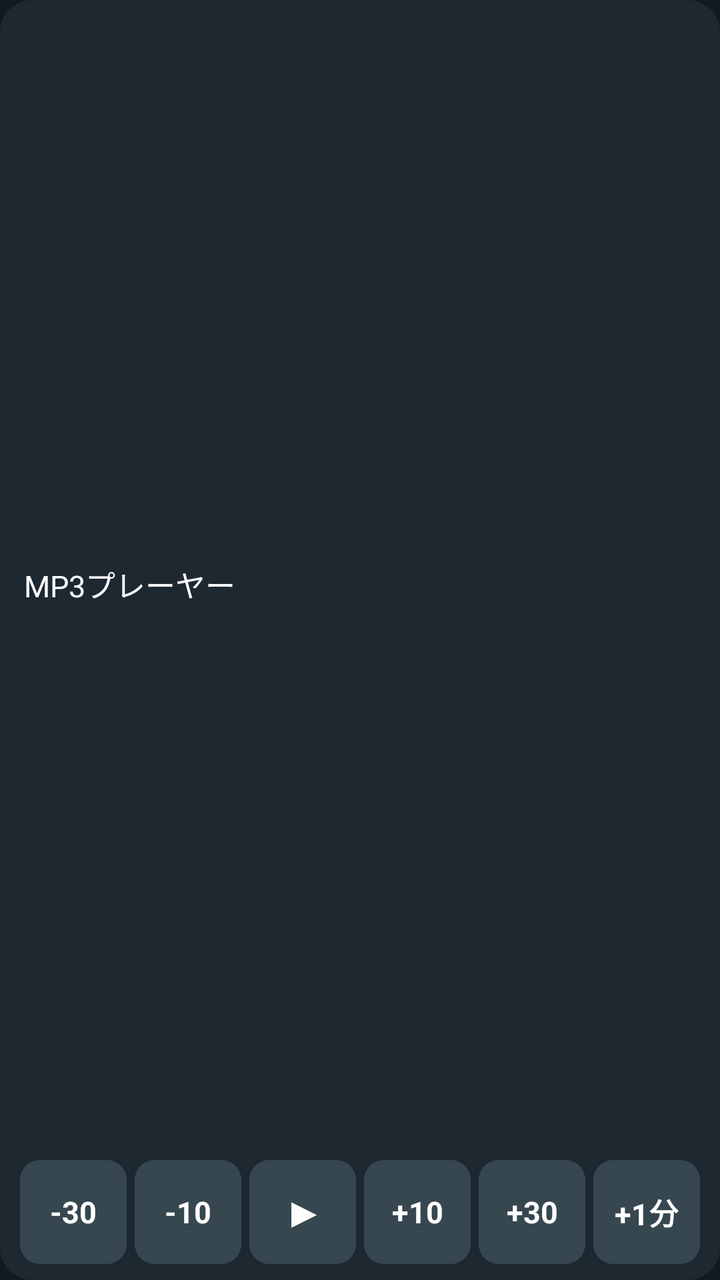
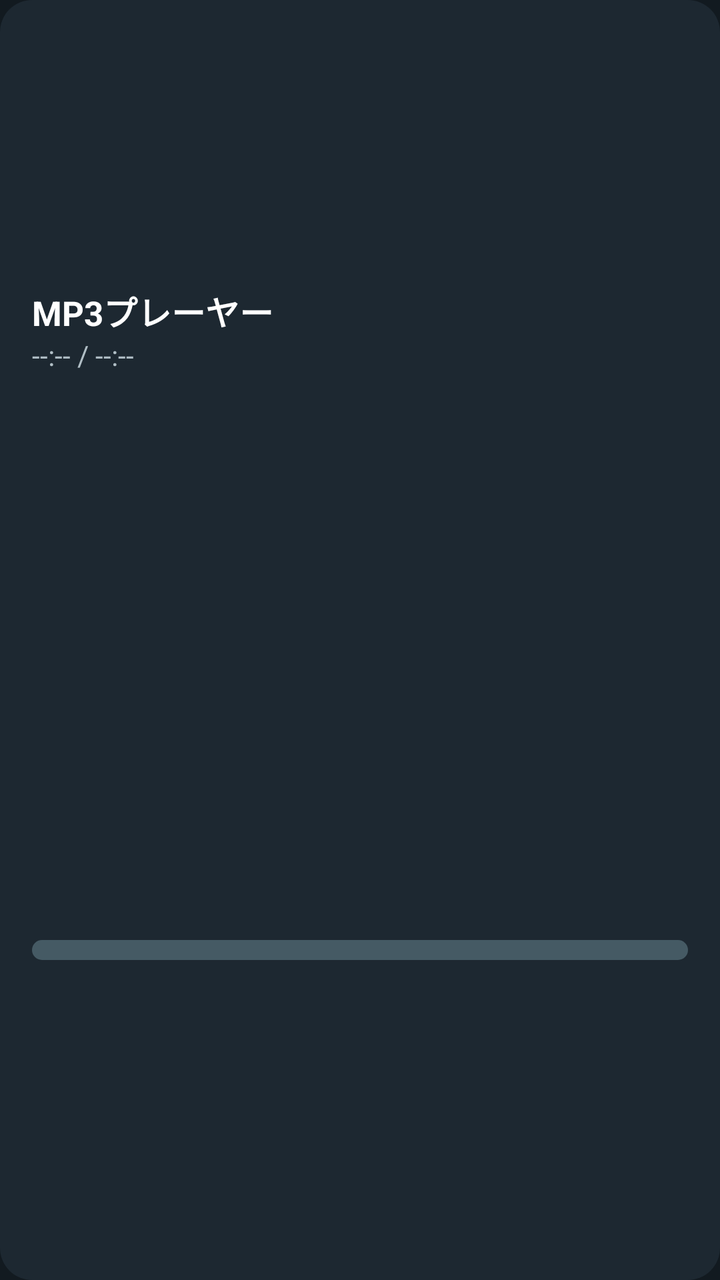

Two renders of the same Android screen: before a commit and after it. Below are the layout's source before the change and the commit's diff.
<!-- AndroidManifest.xml: application theme AppTheme -->
<!-- res/layout/widget_player.xml -->
<?xml version="1.0" encoding="utf-8"?>
<LinearLayout xmlns:android="http://schemas.android.com/apk/res/android"
    android:layout_width="match_parent"
    android:layout_height="match_parent"
    android:background="@drawable/widget_bg"
    android:orientation="vertical"
    android:padding="8dp">

    <TextView
        android:id="@+id/widget_title"
        android:layout_width="match_parent"
        android:layout_height="0dp"
        android:layout_weight="1"
        android:ellipsize="end"
        android:gravity="center_vertical"
        android:maxLines="2"
        android:paddingStart="4dp"
        android:paddingEnd="4dp"
        android:text="MP3プレーヤー"
        android:textColor="#FFFFFF"
        android:textSize="15sp" />

    <LinearLayout
        android:layout_width="match_parent"
        android:layout_height="52dp"
        android:layout_marginTop="4dp"
        android:orientation="horizontal">

        <TextView android:id="@+id/w_back30" style="@style/WidgetButton" android:text="-30" />
        <TextView android:id="@+id/w_back10" style="@style/WidgetButton" android:text="-10" />
        <TextView android:id="@+id/w_play" style="@style/WidgetButton" android:text="▶" android:textSize="20sp" />
        <TextView android:id="@+id/w_fwd10" style="@style/WidgetButton" android:text="+10" />
        <TextView android:id="@+id/w_fwd30" style="@style/WidgetButton" android:text="+30" />
        <TextView android:id="@+id/w_fwd60" style="@style/WidgetButton" android:text="+1分" />
    </LinearLayout>
</LinearLayout>
<!-- resources referenced by this layout -->
<resources>
  <!-- drawable widget_bg (drawable) -->
  <?xml version="1.0" encoding="utf-8"?>
  <shape xmlns:android="http://schemas.android.com/apk/res/android" android:shape="rectangle">
      <solid android:color="#E61E2A33" />
      <corners android:radius="16dp" />
  </shape>
  <style name="WidgetButton">
          <item name="android:layout_width">0dp</item>
          <item name="android:layout_height">match_parent</item>
          <item name="android:layout_weight">1</item>
          <item name="android:layout_marginStart">2dp</item>
          <item name="android:layout_marginEnd">2dp</item>
          <item name="android:background">@drawable/widget_btn</item>
          <item name="android:gravity">center</item>
          <item name="android:textColor">#FFFFFF</item>
          <item name="android:textSize">15sp</item>
          <item name="android:textStyle">bold</item>
      </style>
  <style name="AppTheme" parent="@android:style/Theme.Material.NoActionBar">
          <item name="android:colorAccent">#4FC3F7</item>
          <item name="android:colorPrimary">#1E2A33</item>
          <item name="android:colorPrimaryDark">#121A20</item>
          <item name="android:windowBackground">@color/bg</item>
      </style>
  <!-- drawable widget_btn (drawable) -->
  <?xml version="1.0" encoding="utf-8"?>
  <shape xmlns:android="http://schemas.android.com/apk/res/android" android:shape="rectangle">
      <solid android:color="#FF37474F" />
      <corners android:radius="10dp" />
  </shape>
  <color name="bg">#121A20</color>
</resources>

<!-- the commit's change to res/layout/widget_player.xml (unified diff, before → after) -->
@@ -4,33 +4,82 @@
     android:layout_height="match_parent"
     android:background="@drawable/widget_bg"
     android:orientation="vertical"
-    android:padding="8dp">
+    android:padding="10dp">
 
-    <TextView
-        android:id="@+id/widget_title"
+    
+    <LinearLayout
+        android:id="@+id/widget_top"
         android:layout_width="match_parent"
         android:layout_height="0dp"
         android:layout_weight="1"
-        android:ellipsize="end"
         android:gravity="center_vertical"
-        android:maxLines="2"
-        android:paddingStart="4dp"
-        android:paddingEnd="4dp"
-        android:text="MP3プレーヤー"
-        android:textColor="#FFFFFF"
-        android:textSize="15sp" />
+        android:orientation="vertical"
+        android:paddingStart="6dp"
+        android:paddingEnd="6dp">
 
-    <LinearLayout
+        <TextView
+            android:id="@+id/widget_title"
+            android:layout_width="match_parent"
+            android:layout_height="wrap_content"
+            android:ellipsize="end"
+            android:maxLines="1"
+            android:text="MP3プレーヤー"
+            android:textColor="#FFFFFF"
+            android:textSize="17sp"
+            android:textStyle="bold" />
+
+        <TextView
+            android:id="@+id/widget_time"
+            android:layout_width="match_parent"
+            android:layout_height="wrap_content"
+            android:maxLines="1"
+            android:text="--:-- / --:--"
+            android:textColor="#B0BEC5"
+            android:textSize="14sp" />
+    </LinearLayout>
+
+    
+    <FrameLayout
         android:layout_width="match_parent"
-        android:layout_height="52dp"
-        android:layout_marginTop="4dp"
-        android:orientation="horizontal">
+        android:layout_height="0dp"
+        android:layout_weight="1">
 
-        <TextView android:id="@+id/w_back30" style="@style/WidgetButton" android:text="-30" />
-        <TextView android:id="@+id/w_back10" style="@style/WidgetButton" android:text="-10" />
-        <TextView android:id="@+id/w_play" style="@style/WidgetButton" android:text="▶" android:textSize="20sp" />
-        <TextView android:id="@+id/w_fwd10" style="@style/WidgetButton" android:text="+10" />
-        <TextView android:id="@+id/w_fwd30" style="@style/WidgetButton" android:text="+30" />
-        <TextView android:id="@+id/w_fwd60" style="@style/WidgetButton" android:text="+1分" />
-    </LinearLayout>
+        <ProgressBar
+            android:id="@+id/widget_progress"
+            style="@android:style/Widget.ProgressBar.Horizontal"
+            android:layout_width="match_parent"
+            android:layout_height="10dp"
+            android:layout_gravity="center_vertical"
+            android:layout_marginStart="6dp"
+            android:layout_marginEnd="6dp"
+            android:max="1000"
+            android:progress="0"
+            android:progressDrawable="@drawable/widget_progress" />
+
+        <LinearLayout
+            android:layout_width="match_parent"
+            android:layout_height="match_parent"
+            android:orientation="horizontal">
+            <TextView android:id="@+id/seg0" android:layout_width="0dp" android:layout_height="match_parent" android:layout_weight="1" />
+            <TextView android:id="@+id/seg1" android:layout_width="0dp" android:layout_height="match_parent" android:layout_weight="1" />
+            <TextView android:id="@+id/seg2" android:layout_width="0dp" android:layout_height="match_parent" android:layout_weight="1" />
+            <TextView android:id="@+id/seg3" android:layout_width="0dp" android:layout_height="match_parent" android:layout_weight="1" />
+            <TextView android:id="@+id/seg4" android:layout_width="0dp" android:layout_height="match_parent" android:layout_weight="1" />
+            <TextView android:id="@+id/seg5" android:layout_width="0dp" android:layout_height="match_parent" android:layout_weight="1" />
+            <TextView android:id="@+id/seg6" android:layout_width="0dp" android:layout_height="match_parent" android:layout_weight="1" />
+            <TextView android:id="@+id/seg7" android:layout_width="0dp" android:layout_height="match_parent" android:layout_weight="1" />
+            <TextView android:id="@+id/seg8" android:layout_width="0dp" android:layout_height="match_parent" android:layout_weight="1" />
+            <TextView android:id="@+id/seg9" android:layout_width="0dp" android:layout_height="match_parent" android:layout_weight="1" />
+            <TextView android:id="@+id/seg10" android:layout_width="0dp" android:layout_height="match_parent" android:layout_weight="1" />
+            <TextView android:id="@+id/seg11" android:layout_width="0dp" android:layout_height="match_parent" android:layout_weight="1" />
+            <TextView android:id="@+id/seg12" android:layout_width="0dp" android:layout_height="match_parent" android:layout_weight="1" />
+            <TextView android:id="@+id/seg13" android:layout_width="0dp" android:layout_height="match_parent" android:layout_weight="1" />
+            <TextView android:id="@+id/seg14" android:layout_width="0dp" android:layout_height="match_parent" android:layout_weight="1" />
+            <TextView android:id="@+id/seg15" android:layout_width="0dp" android:layout_height="match_parent" android:layout_weight="1" />
+            <TextView android:id="@+id/seg16" android:layout_width="0dp" android:layout_height="match_parent" android:layout_weight="1" />
+            <TextView android:id="@+id/seg17" android:layout_width="0dp" android:layout_height="match_parent" android:layout_weight="1" />
+            <TextView android:id="@+id/seg18" android:layout_width="0dp" android:layout_height="match_parent" android:layout_weight="1" />
+            <TextView android:id="@+id/seg19" android:layout_width="0dp" android:layout_height="match_parent" android:layout_weight="1" />
+        </LinearLayout>
+    </FrameLayout>
 </LinearLayout>
<!-- resource entries referenced after the edit -->
@@ -6,30 +6,30 @@
       <solid android:color="#E61E2A33" />
       <corners android:radius="16dp" />
   </shape>
-  <style name="WidgetButton">
-          <item name="android:layout_width">0dp</item>
-          <item name="android:layout_height">match_parent</item>
-          <item name="android:layout_weight">1</item>
-          <item name="android:layout_marginStart">2dp</item>
-          <item name="android:layout_marginEnd">2dp</item>
-          <item name="android:background">@drawable/widget_btn</item>
-          <item name="android:gravity">center</item>
-          <item name="android:textColor">#FFFFFF</item>
-          <item name="android:textSize">15sp</item>
-          <item name="android:textStyle">bold</item>
-      </style>
+  <!-- drawable widget_progress (drawable) -->
+  <?xml version="1.0" encoding="utf-8"?>
+  <layer-list xmlns:android="http://schemas.android.com/apk/res/android">
+      <item android:id="@android:id/background">
+          <shape android:shape="rectangle">
+              <corners android:radius="5dp" />
+              <solid android:color="#FF455A64" />
+          </shape>
+      </item>
+      <item android:id="@android:id/progress">
+          <clip>
+              <shape android:shape="rectangle">
+                  <corners android:radius="5dp" />
+                  <solid android:color="#FF4FC3F7" />
+              </shape>
+          </clip>
+      </item>
+  </layer-list>
   <style name="AppTheme" parent="@android:style/Theme.Material.NoActionBar">
           <item name="android:colorAccent">#4FC3F7</item>
           <item name="android:colorPrimary">#1E2A33</item>
           <item name="android:colorPrimaryDark">#121A20</item>
           <item name="android:windowBackground">@color/bg</item>
       </style>
-  <!-- drawable widget_btn (drawable) -->
-  <?xml version="1.0" encoding="utf-8"?>
-  <shape xmlns:android="http://schemas.android.com/apk/res/android" android:shape="rectangle">
-      <solid android:color="#FF37474F" />
-      <corners android:radius="10dp" />
-  </shape>
   <color name="bg">#121A20</color>
 </resources>
 
